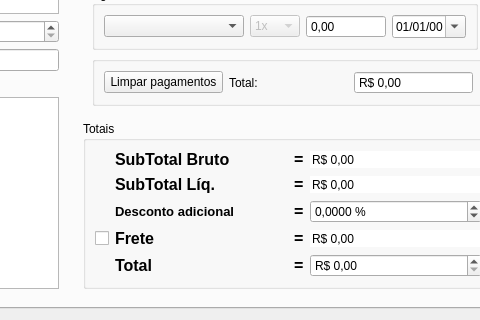
This is ui/venda.ui in lellisls/ERP-STACCATO as Qt 5 draws it before an edit; both pictures show x 472 to 952 and y 467 to 787 of the 1106 by 787 pixel window. The edited form follows.
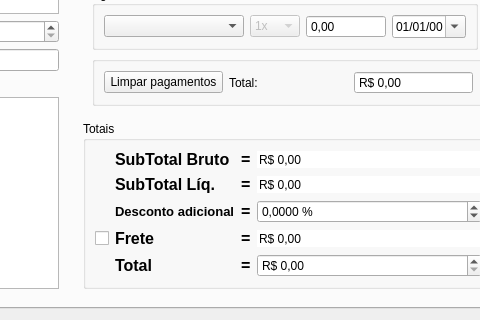
This is the edited form. Custom widgets are drawn as their Qt base class.

Commit message: Correção estética

```diff
--- a/ui/venda.ui
+++ b/ui/venda.ui
@@ -924,6 +924,12 @@
                </item>
                <item row="2" column="1">
                 <widget class="QLabel" name="labelDescontoAdicional">
+                 <property name="sizePolicy">
+                  <sizepolicy hsizetype="Fixed" vsizetype="Preferred">
+                   <horstretch>0</horstretch>
+                   <verstretch>0</verstretch>
+                  </sizepolicy>
+                 </property>
                  <property name="font">
                   <font>
                    <pointsize>10</pointsize>
```
